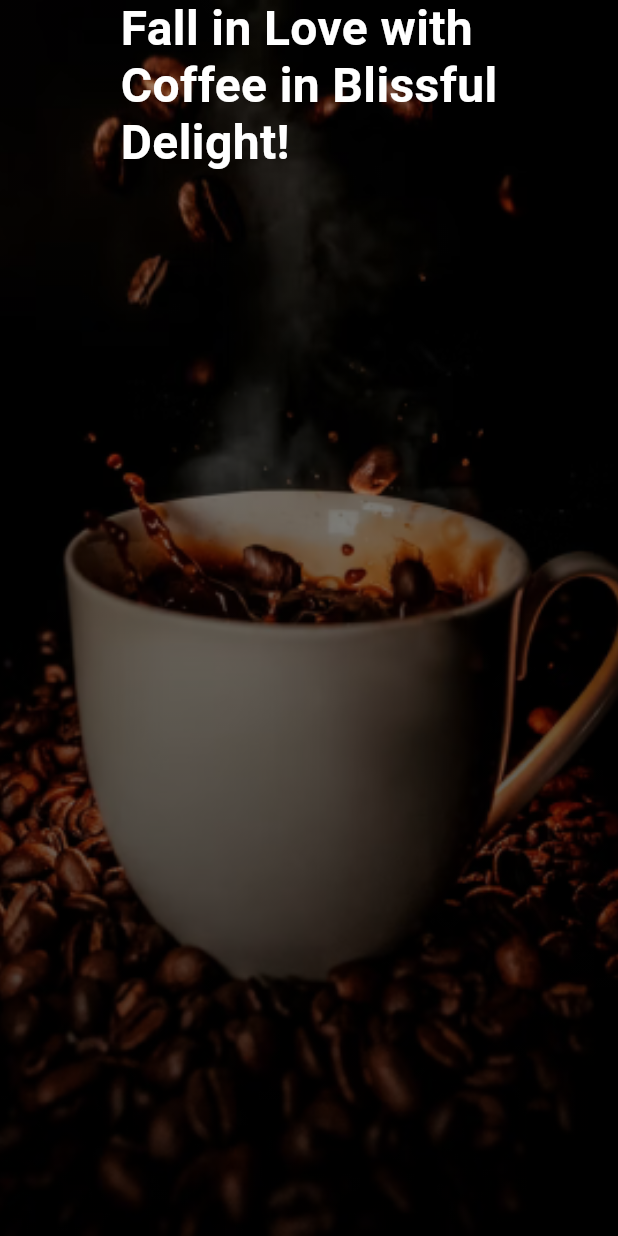
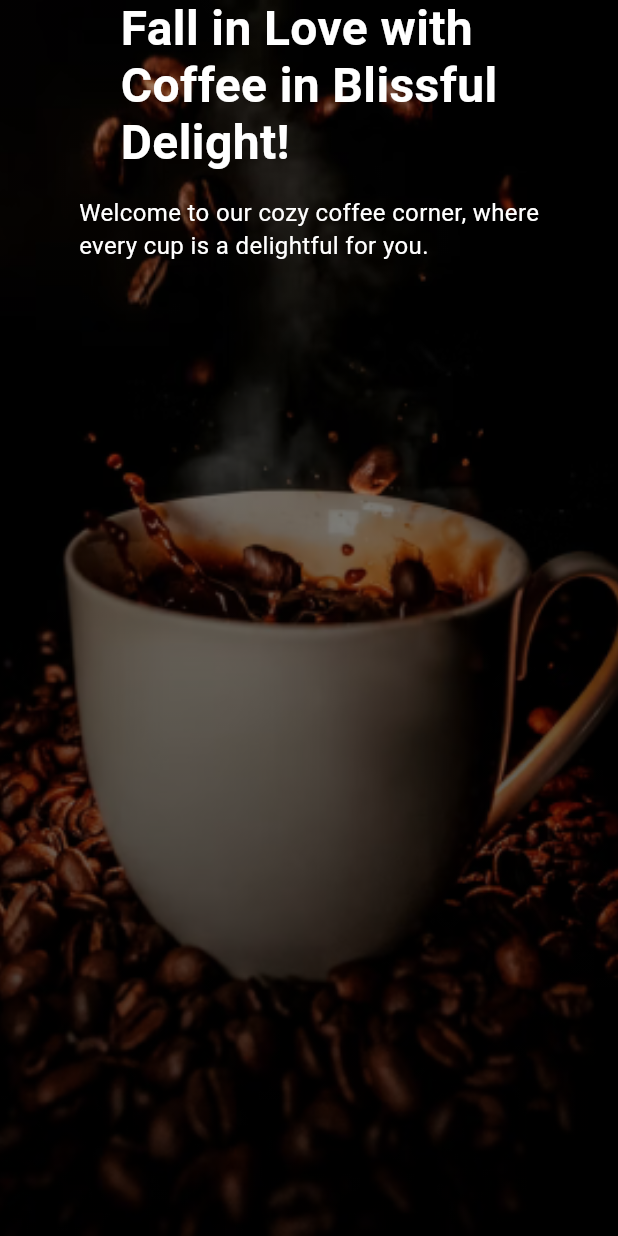
Before and after one commit to PedroH6/CoffeShop, a Flutter app: the screen it shows after launch, on a phone screen of 412 x 824 dp. Run offline on Flutter 3.47's test engine with Material 3 defaults, Android fonts, the phone set to English and light mode, and no system bars.

Commit message:
add subtitulo

```diff
--- a/lib/pages/intro_page.dart
+++ b/lib/pages/intro_page.dart
@@ -1,5 +1,3 @@
-import 'dart:ffi';
-
 import 'package:flutter/material.dart';
 
 class IntroPage extends StatelessWidget {
@@ -45,6 +43,17 @@ class IntroPage extends StatelessWidget {
                     ),
                   ),
 
+                  const SizedBox(height: 16),
+
+                  // Subtítulo
+                  Text(
+                    'Welcome to our cozy coffee corner, where\nevery cup is a delightful for you.',
+                    style: TextStyle(
+                      fontSize: 16,
+                      color: Colors.white,
+                      height: 1.4,
+                    ),
+                  )
                 ],
               ),
             ),
```
